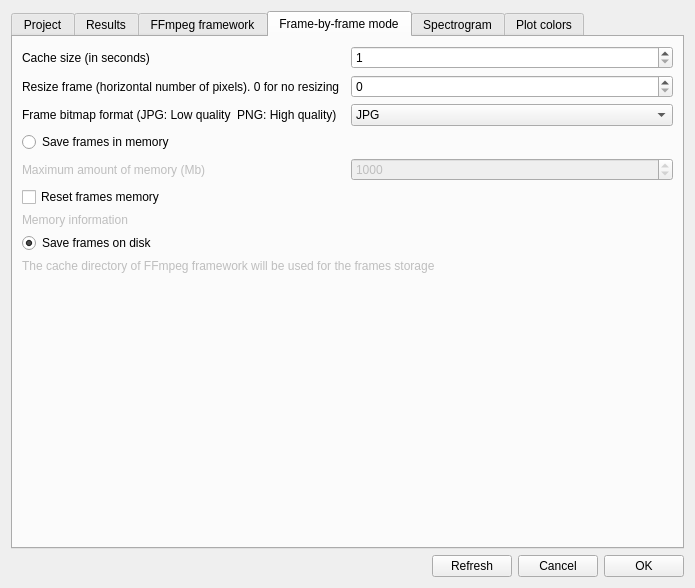
Old version of the form boris/preferences.ui in the repository olivierfriard/boris_mpv.
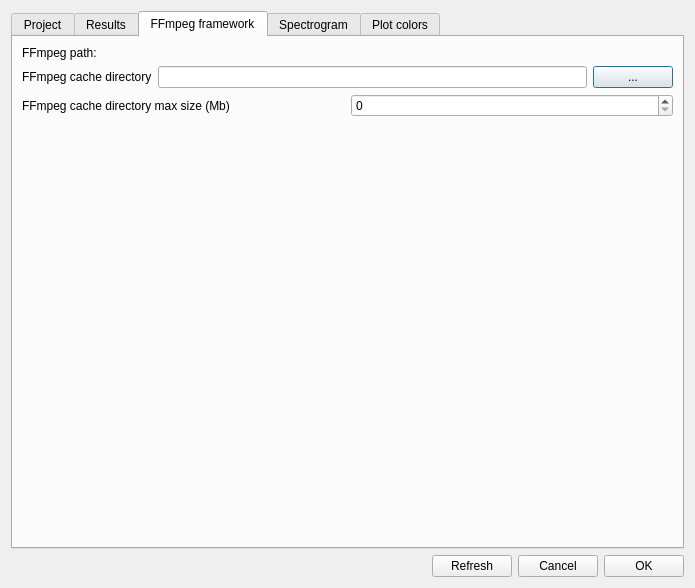
New version of the form.

```diff
--- a/boris/preferences.ui
+++ b/boris/preferences.ui
@@ -21,8 +21,11 @@
     <layout class="QVBoxLayout" name="verticalLayout_2">
      <item>
       <widget class="QTabWidget" name="tabWidget">
+       <property name="enabled">
+        <bool>true</bool>
+       </property>
        <property name="currentIndex">
-        <number>3</number>
+        <number>2</number>
        </property>
        <widget class="QWidget" name="tab">
         <attribute name="title">
@@ -327,214 +330,6 @@
          </item>
         </layout>
        </widget>
-       <widget class="QWidget" name="tab_3">
-        <attribute name="title">
-         <string>Frame-by-frame mode</string>
-        </attribute>
-        <layout class="QVBoxLayout" name="verticalLayout">
-         <item>
-          <layout class="QHBoxLayout" name="horizontalLayout_9">
-           <item>
-            <widget class="QLabel" name="lb_cache_size">
-             <property name="enabled">
-              <bool>true</bool>
-             </property>
-             <property name="text">
-              <string>Cache size (in seconds)</string>
-             </property>
-            </widget>
-           </item>
-           <item>
-            <widget class="QSpinBox" name="sb_fbf_cache_size">
-             <property name="enabled">
-              <bool>true</bool>
-             </property>
-             <property name="minimum">
-              <number>1</number>
-             </property>
-             <property name="maximum">
-              <number>3600</number>
-             </property>
-            </widget>
-           </item>
-          </layout>
-         </item>
-         <item>
-          <layout class="QHBoxLayout" name="horizontalLayout_5">
-           <item>
-            <widget class="QLabel" name="lb_resize_frame">
-             <property name="enabled">
-              <bool>true</bool>
-             </property>
-             <property name="text">
-              <string>Resize frame (horizontal number of pixels). 0 for no resizing</string>
-             </property>
-             <property name="wordWrap">
-              <bool>true</bool>
-             </property>
-            </widget>
-           </item>
-           <item>
-            <widget class="QSpinBox" name="sbFrameResize">
-             <property name="enabled">
-              <bool>true</bool>
-             </property>
-             <property name="maximum">
-              <number>1920</number>
-             </property>
-             <property name="singleStep">
-              <number>10</number>
-             </property>
-            </widget>
-           </item>
-          </layout>
-         </item>
-         <item>
-          <layout class="QHBoxLayout" name="horizontalLayout_8">
-           <item>
-            <widget class="QLabel" name="lb_bitmap_quality">
-             <property name="enabled">
-              <bool>true</bool>
-             </property>
-             <property name="text">
-              <string>Frame bitmap format (JPG: Low quality  PNG: High quality)</string>
-             </property>
-            </widget>
-           </item>
-           <item>
-            <widget class="QComboBox" name="cbFrameBitmapFormat">
-             <property name="enabled">
-              <bool>true</bool>
-             </property>
-             <item>
-              <property name="text">
-               <string>JPG</string>
-              </property>
-             </item>
-             <item>
-              <property name="text">
-               <string>PNG</string>
-              </property>
-             </item>
-            </widget>
-           </item>
-          </layout>
-         </item>
-         <item>
-          <widget class="QRadioButton" name="rb_save_frames_in_mem">
-           <property name="enabled">
-            <bool>true</bool>
-           </property>
-           <property name="text">
-            <string>Save frames in memory</string>
-           </property>
-           <property name="checked">
-            <bool>false</bool>
-           </property>
-          </widget>
-         </item>
-         <item>
-          <layout class="QHBoxLayout" name="horizontalLayout_6">
-           <item>
-            <widget class="QLabel" name="lb_memory_frames">
-             <property name="enabled">
-              <bool>false</bool>
-             </property>
-             <property name="text">
-              <string>Maximum amount of memory (Mb)</string>
-             </property>
-            </widget>
-           </item>
-           <item>
-            <widget class="QSpinBox" name="sb_frames_memory_size">
-             <property name="enabled">
-              <bool>false</bool>
-             </property>
-             <property name="minimum">
-              <number>5</number>
-             </property>
-             <property name="maximum">
-              <number>64000</number>
-             </property>
-             <property name="singleStep">
-              <number>5</number>
-             </property>
-             <property name="value">
-              <number>1000</number>
-             </property>
-            </widget>
-           </item>
-          </layout>
-         </item>
-         <item>
-          <layout class="QHBoxLayout" name="horizontalLayout_11">
-           <item>
-            <widget class="QCheckBox" name="cb_reset_frames_memory">
-             <property name="text">
-              <string>Reset frames memory</string>
-             </property>
-            </widget>
-           </item>
-           <item>
-            <spacer name="horizontalSpacer_2">
-             <property name="orientation">
-              <enum>Qt::Horizontal</enum>
-             </property>
-             <property name="sizeHint" stdset="0">
-              <size>
-               <width>40</width>
-               <height>20</height>
-              </size>
-             </property>
-            </spacer>
-           </item>
-          </layout>
-         </item>
-         <item>
-          <widget class="QLabel" name="lb_memory_info">
-           <property name="enabled">
-            <bool>false</bool>
-           </property>
-           <property name="text">
-            <string>Memory information</string>
-           </property>
-          </widget>
-         </item>
-         <item>
-          <widget class="QRadioButton" name="rb_save_frames_on_disk">
-           <property name="text">
-            <string>Save frames on disk</string>
-           </property>
-           <property name="checked">
-            <bool>true</bool>
-           </property>
-          </widget>
-         </item>
-         <item>
-          <widget class="QLabel" name="lb_storage_dir">
-           <property name="enabled">
-            <bool>false</bool>
-           </property>
-           <property name="text">
-            <string>The cache directory of FFmpeg framework will be used for the frames storage</string>
-           </property>
-          </widget>
-         </item>
-         <item>
-          <spacer name="verticalSpacer_2">
-           <property name="orientation">
-            <enum>Qt::Vertical</enum>
-           </property>
-           <property name="sizeHint" stdset="0">
-            <size>
-             <width>20</width>
-             <height>40</height>
-            </size>
-           </property>
-          </spacer>
-         </item>
-        </layout>
-       </widget>
        <widget class="QWidget" name="tab_4">
         <attribute name="title">
          <string>Spectrogram</string>
```
